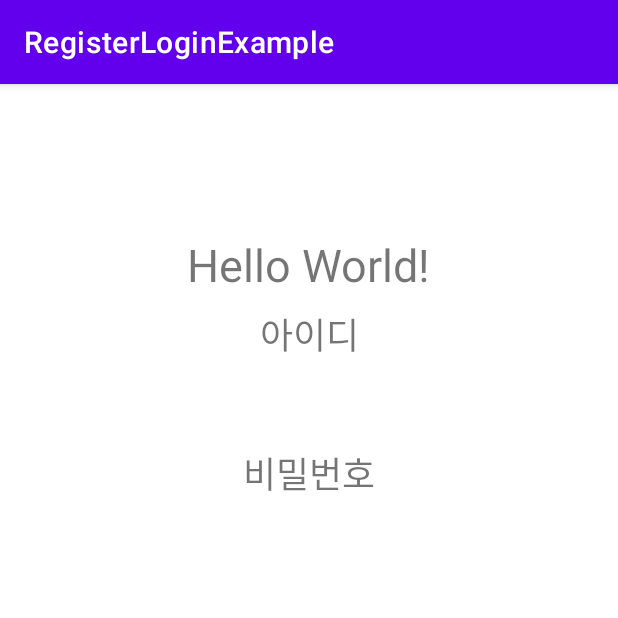
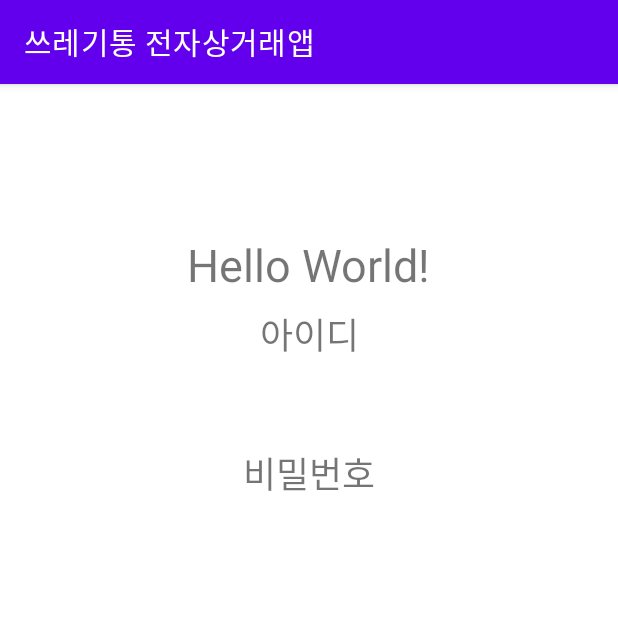
Before and after one commit to HyeonSeungKAM/CWNU-CapstoneProject, an Android app: the MainActivity screen opened directly, with no data from a screen before it, on a phone screen of 412 x 824 dp, the top half of it. Run offline under Robolectric (Android 15) with nearby library versions, the phone set to English and light mode, and no system bars; network calls fail.

Commit message:
초기파일

```diff
--- a/app/src/main/AndroidManifest.xml
+++ b/app/src/main/AndroidManifest.xml
@@ -7,11 +7,11 @@
 
     <application
         android:allowBackup="true"
-        android:usesCleartextTraffic="true"
         android:icon="@mipmap/ic_launcher"
         android:label="@string/app_name"
         android:roundIcon="@mipmap/ic_launcher_round"
         android:supportsRtl="true"
+        android:usesCleartextTraffic="true"
         android:theme="@style/Theme.RegisterLoginExample">
         <activity android:name=".LoginActivity"
             android:exported="true">
--- a/app/src/main/java/com/example/registerloginexample/LoginActivity.java
+++ b/app/src/main/java/com/example/registerloginexample/LoginActivity.java
@@ -57,11 +57,10 @@ public class LoginActivity extends AppCompatActivity {
                             if (success) { // 로그인에 성공한 경우
                                 String userID = jsonObject.getString("userID");
                                 String userPass = jsonObject.getString("userPassword");
-
                                 Toast.makeText(getApplicationContext(),"로그인에 성공하였습니다",Toast.LENGTH_SHORT).show();
                                 Intent intent = new Intent(LoginActivity.this, MainActivity.class);
-                                intent.putExtra("userId", userID);
-                                intent.putExtra("userPass", userPass);
+                                intent.putExtra("userID",userID);
+                                intent.putExtra("userPass",userPass);
                                 startActivity(intent);
 
                             } else { // 로그인에 실패한 경우
--- a/app/src/main/java/com/example/registerloginexample/MainActivity.java
+++ b/app/src/main/java/com/example/registerloginexample/MainActivity.java
@@ -8,15 +8,13 @@ import android.widget.TextView;
 
 public class MainActivity extends AppCompatActivity {
 
-    private TextView tv_id, tv_pass;
-
     @Override
     protected void onCreate(Bundle savedInstanceState) {
         super.onCreate(savedInstanceState);
         setContentView(R.layout.activity_main);
 
-        tv_id = findViewById(R.id.tv_id);
-        tv_pass = findViewById(R.id.tv_pass);
+        TextView tv_id = findViewById(R.id.tv_id);
+        TextView tv_pass = findViewById(R.id.tv_pass);
 
         Intent intent = getIntent();
         String userID = intent.getStringExtra("userID");
--- a/app/src/main/res/values/strings.xml
+++ b/app/src/main/res/values/strings.xml
@@ -1,3 +1,3 @@
 <resources>
-    <string name="app_name">RegisterLoginExample</string>
+    <string name="app_name">쓰레기통 전자상거래앱</string>
 </resources>
```
